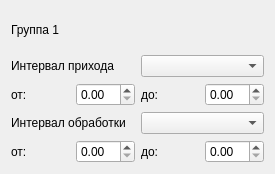
First picture: the form in src/group.ui, repository LoaDeadd81/BMSTU-VKR, before the edit.
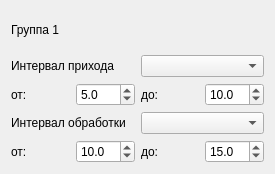
Second picture: the form after the edit.

What changed in the file:
```diff
--- a/src/group.ui
+++ b/src/group.ui
@@ -45,7 +45,14 @@
       </widget>
      </item>
      <item>
-      <widget class="QDoubleSpinBox" name="doubleSpinBox"/>
+      <widget class="QDoubleSpinBox" name="arrMinSB">
+       <property name="decimals">
+        <number>1</number>
+       </property>
+       <property name="value">
+        <double>5.000000000000000</double>
+       </property>
+      </widget>
      </item>
      <item>
       <widget class="QLabel" name="label_4">
@@ -55,7 +62,14 @@
       </widget>
      </item>
      <item>
-      <widget class="QDoubleSpinBox" name="doubleSpinBox_2"/>
+      <widget class="QDoubleSpinBox" name="arrMaxSB">
+       <property name="decimals">
+        <number>1</number>
+       </property>
+       <property name="value">
+        <double>10.000000000000000</double>
+       </property>
+      </widget>
      </item>
     </layout>
    </item>
@@ -83,7 +97,14 @@
       </widget>
      </item>
      <item>
-      <widget class="QDoubleSpinBox" name="doubleSpinBox_3"/>
+      <widget class="QDoubleSpinBox" name="procMinSB">
+       <property name="decimals">
+        <number>1</number>
+       </property>
+       <property name="value">
+        <double>10.000000000000000</double>
+       </property>
+      </widget>
      </item>
      <item>
       <widget class="QLabel" name="label_6">
@@ -93,7 +114,14 @@
       </widget>
      </item>
      <item>
-      <widget class="QDoubleSpinBox" name="doubleSpinBox_4"/>
+      <widget class="QDoubleSpinBox" name="procMaxSB">
+       <property name="decimals">
+        <number>1</number>
+       </property>
+       <property name="value">
+        <double>15.000000000000000</double>
+       </property>
+      </widget>
      </item>
     </layout>
    </item>
```
Left out of the diff: 4 changed lines with no effect on the pictures.
